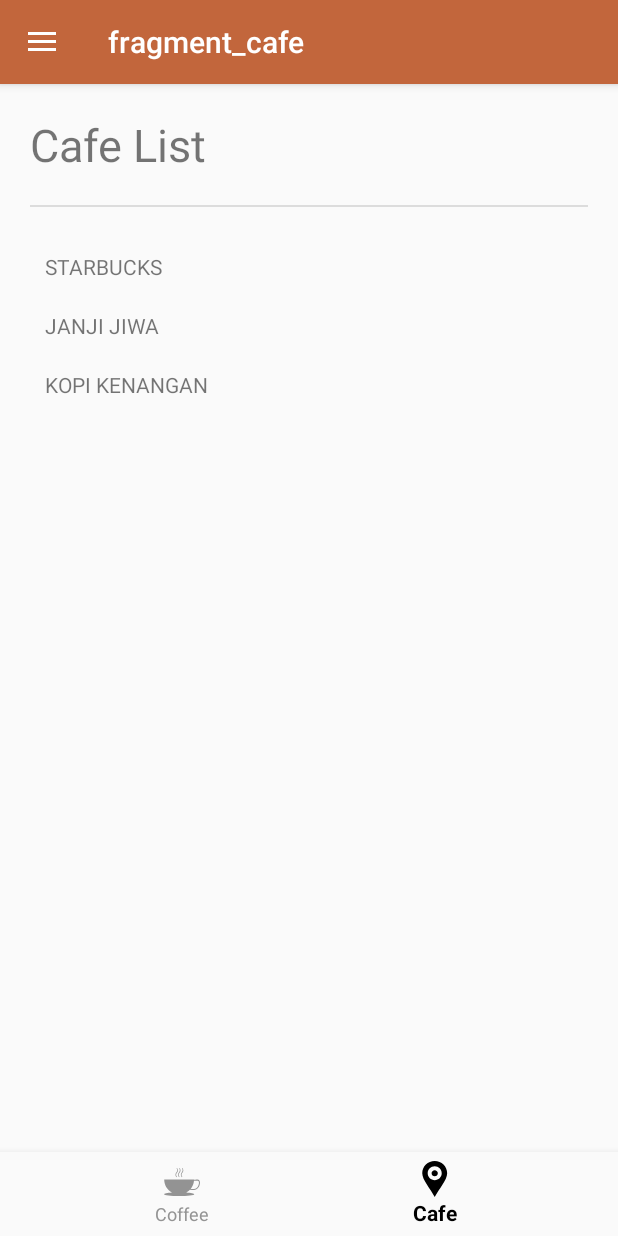
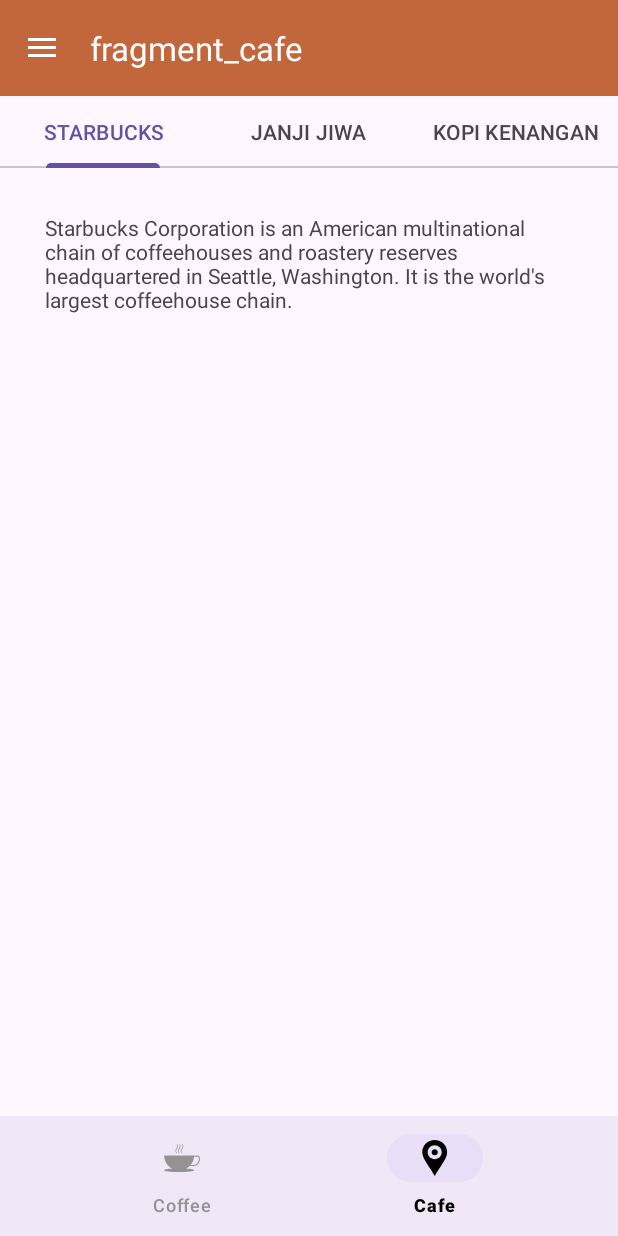
Before and after one commit to Ravel-zer/LAB_WEEK_04, an Android app: the screen it shows after launch (MainActivity), item 2 of the bottom bar chosen, on a phone screen of 412 x 824 dp. Run offline under Robolectric (Android 15) with nearby library versions, the phone set to English and light mode, and no system bars; our stand-ins replace navigation-ui.

Commit message:
Commit No. 3 – Tabbeb Navigation

```diff
--- a/app/build.gradle.kts
+++ b/app/build.gradle.kts
@@ -37,6 +37,7 @@ android {
 
 dependencies {
 
+    implementation("androidx.viewpager2:viewpager2:1.0.0")
     implementation("androidx.navigation:navigation-fragment-ktx:2.5.3")
     implementation("androidx.navigation:navigation-ui-ktx:2.5.3")
     implementation(libs.androidx.core.ktx)
--- a/app/src/main/AndroidManifest.xml
+++ b/app/src/main/AndroidManifest.xml
@@ -13,10 +13,10 @@
         android:theme="@style/Theme.LAB_WEEK_04">
         <activity
             android:name=".MainActivity"
-            android:exported="true"
-            android:theme="@style/Theme.NavigationDrawer.NoActionBar">
+            android:exported="true">
             <intent-filter>
                 <action android:name="android.intent.action.MAIN" />
+
                 <category android:name="android.intent.category.LAUNCHER" />
             </intent-filter>
         </activity>
--- /dev/null
+++ b/app/src/main/java/com/example/lab_week_04/CafeAdapter.kt
@@ -0,0 +1,29 @@
+package com.example.lab_week_04
+
+import androidx.fragment.app.Fragment
+import androidx.viewpager2.adapter.FragmentStateAdapter
+
+val TABS_FIXED = listOf(
+    R.string.starbucks_title,
+    R.string.janjijiwa_title,
+    R.string.kopikenangan_title
+)
+
+val TABS_CONTENT = listOf(
+    R.string.starbucks_desc,
+    R.string.janjijiwa_desc,
+    R.string.kopikenangan_desc
+)
+
+class CafeAdapter(fragment: Fragment) : FragmentStateAdapter(fragment) {
+
+    private val fragmentRef = fragment
+
+    override fun getItemCount(): Int = TABS_FIXED.size
+
+    override fun createFragment(position: Int): Fragment {
+        val contentResId = TABS_CONTENT[position]
+        val content = fragmentRef.requireContext().getString(contentResId)
+        return CafeDetailFragment.newInstance(content)
+    }
+}
--- /dev/null
+++ b/app/src/main/java/com/example/lab_week_04/CafeDetailFragment.kt
@@ -0,0 +1,43 @@
+package com.example.lab_week_04
+
+import android.os.Bundle
+import android.view.LayoutInflater
+import android.view.View
+import android.view.ViewGroup
+import android.widget.TextView
+import androidx.fragment.app.Fragment
+
+private const val TAB_CONTENT = "TAB_CONTENT"
+
+class CafeDetailFragment : Fragment() {
+
+    private var content: String? = null
+
+    override fun onCreate(savedInstanceState: Bundle?) {
+        super.onCreate(savedInstanceState)
+        arguments?.let {
+            content = it.getString(TAB_CONTENT)
+        }
+    }
+
+    override fun onCreateView(
+        inflater: LayoutInflater,
+        container: ViewGroup?,
+        savedInstanceState: Bundle?
+    ): View? {
+        return inflater.inflate(R.layout.fragment_cafe_detail, container, false)
+    }
+
+    override fun onViewCreated(view: View, savedInstanceState: Bundle?) {
+        super.onViewCreated(view, savedInstanceState)
+        view.findViewById<TextView>(R.id.content_description)?.text = content
+    }
+
+    companion object {
+        fun newInstance(content: String) = CafeDetailFragment().apply {
+            arguments = Bundle().apply {
+                putString(TAB_CONTENT, content)
+            }
+        }
+    }
+}
--- a/app/src/main/java/com/example/lab_week_04/CafeFragment.kt
+++ b/app/src/main/java/com/example/lab_week_04/CafeFragment.kt
@@ -1,59 +1,35 @@
 package com.example.lab_week_04
 
 import android.os.Bundle
-import androidx.fragment.app.Fragment
 import android.view.LayoutInflater
 import android.view.View
 import android.view.ViewGroup
+import androidx.fragment.app.Fragment
+import androidx.viewpager2.widget.ViewPager2
+import com.google.android.material.tabs.TabLayout
+import com.google.android.material.tabs.TabLayoutMediator
 
-// TODO: Rename parameter arguments, choose names that match
-// the fragment initialization parameters, e.g. ARG_ITEM_NUMBER
-private const val ARG_PARAM1 = "param1"
-private const val ARG_PARAM2 = "param2"
-
-/**
- * A simple [Fragment] subclass.
- * Use the [CafeFragment.newInstance] factory method to
- * create an instance of this fragment.
- */
 class CafeFragment : Fragment() {
-    // TODO: Rename and change types of parameters
-    private var param1: String? = null
-    private var param2: String? = null
-
-    override fun onCreate(savedInstanceState: Bundle?) {
-        super.onCreate(savedInstanceState)
-        arguments?.let {
-            param1 = it.getString(ARG_PARAM1)
-            param2 = it.getString(ARG_PARAM2)
-        }
-    }
 
     override fun onCreateView(
-        inflater: LayoutInflater, container: ViewGroup?,
+        inflater: LayoutInflater,
+        container: ViewGroup?,
         savedInstanceState: Bundle?
     ): View? {
-        // Inflate the layout for this fragment
         return inflater.inflate(R.layout.fragment_cafe, container, false)
     }
 
-    companion object {
-        /**
-         * Use this factory method to create a new instance of
-         * this fragment using the provided parameters.
-         *
-         * @param param1 Parameter 1.
-         * @param param2 Parameter 2.
-         * @return A new instance of fragment CafeFragment.
-         */
-        // TODO: Rename and change types and number of parameters
-        @JvmStatic
-        fun newInstance(param1: String, param2: String) =
-            CafeFragment().apply {
-                arguments = Bundle().apply {
-                    putString(ARG_PARAM1, param1)
-                    putString(ARG_PARAM2, param2)
-                }
-            }
+    override fun onViewCreated(view: View, savedInstanceState: Bundle?) {
+        super.onViewCreated(view, savedInstanceState)
+
+        val viewPager = view.findViewById<ViewPager2>(R.id.view_pager)
+        val tabLayout = view.findViewById<TabLayout>(R.id.tab_layout)
+
+        val adapter = CafeAdapter(this)
+        viewPager.adapter = adapter
+
+        TabLayoutMediator(tabLayout, viewPager) { tab, position ->
+            tab.text = resources.getString(TABS_FIXED[position])
+        }.attach()
     }
 }
--- a/app/src/main/res/layout/fragment_cafe.xml
+++ b/app/src/main/res/layout/fragment_cafe.xml
@@ -1,41 +1,23 @@
 <?xml version="1.0" encoding="utf-8"?>
-<ScrollView xmlns:android="http://schemas.android.com/apk/res/android"
-    xmlns:tools="http://schemas.android.com/tools"
+<LinearLayout
+    xmlns:android="http://schemas.android.com/apk/res/android"
+    xmlns:app="http://schemas.android.com/apk/res-auto"
     android:layout_width="match_parent"
     android:layout_height="match_parent"
-    tools:context=".CafeFragment"
-    android:padding="20dp">
-    <LinearLayout
+    android:orientation="vertical">
+
+    <com.google.android.material.tabs.TabLayout
+        android:id="@+id/tab_layout"
         android:layout_width="match_parent"
         android:layout_height="wrap_content"
-        android:orientation="vertical">
-        <TextView
-            android:layout_width="match_parent"
-            android:layout_height="wrap_content"
-            android:textSize="30sp"
-            android:text="@string/cafe_list"/>
-        <View
-            android:layout_width="match_parent"
-            android:layout_height="1dp"
-            android:layout_marginVertical="20dp"
-            android:background="?android:attr/dividerVertical" />
-        <TextView
-            android:id="@+id/affogato"
-            android:layout_width="match_parent"
-            android:layout_height="wrap_content"
-            android:padding="10dp"
-            android:text="@string/starbucks_title"/>
-        <TextView
-            android:id="@+id/americano"
-            android:layout_width="match_parent"
-            android:layout_height="wrap_content"
-            android:padding="10dp"
-            android:text="@string/janjijiwa_title"/>
-        <TextView
-            android:id="@+id/latte"
-            android:layout_width="match_parent"
-            android:layout_height="wrap_content"
-            android:padding="10dp"
-            android:text="@string/kopikenangan_title"/>
-    </LinearLayout>
-</ScrollView>
+        app:tabIndicatorFullWidth="false"
+        app:tabGravity="fill"
+        app:tabMode="fixed" />
+
+    <androidx.viewpager2.widget.ViewPager2
+        android:id="@+id/view_pager"
+        android:layout_width="match_parent"
+        android:layout_height="0dp"
+        android:layout_weight="1" />
+
+</LinearLayout>
--- /dev/null
+++ b/app/src/main/res/layout/fragment_cafe_detail.xml
@@ -0,0 +1,14 @@
+<?xml version="1.0" encoding="utf-8"?>
+<FrameLayout
+    xmlns:android="http://schemas.android.com/apk/res/android"
+    xmlns:tools="http://schemas.android.com/tools"
+    android:layout_width="match_parent"
+    android:layout_height="match_parent"
+    tools:context=".CafeDetailFragment"
+    android:padding="30dp">
+    <TextView
+        android:id="@+id/content_description"
+        android:layout_width="match_parent"
+        android:layout_height="match_parent"
+        android:text="" />
+</FrameLayout>
--- a/app/src/main/res/layout/fragment_favorites.xml
+++ b/app/src/main/res/layout/fragment_favorites.xml
@@ -4,29 +4,39 @@
     xmlns:app="http://schemas.android.com/apk/res-auto"
     android:layout_width="match_parent"
     android:layout_height="match_parent"
-    tools:context=".FavoritesFragment"
-    android:padding="20dp">
+    android:padding="20dp"
+    tools:context=".FavoritesFragment">
+
     <LinearLayout
         android:layout_width="match_parent"
         android:layout_height="wrap_content"
         android:orientation="vertical">
+
+        <!-- Title -->
         <TextView
             android:layout_width="match_parent"
             android:layout_height="wrap_content"
             android:textSize="30sp"
-            android:text="@string/coffee_favorites"/>
+            android:textStyle="bold"
+            android:text="@string/coffee_favorites"
+            android:paddingBottom="10dp"/>
+
+        <!-- Divider -->
         <View
             android:layout_width="match_parent"
             android:layout_height="1dp"
-            android:layout_marginVertical="20dp"
-            android:background="?android:attr/dividerVertical" />
+            android:layout_marginVertical="16dp"
+            android:background="?android:attr/listDivider" />
+
+        <!-- Favorite Coffee Example -->
         <TextView
             android:id="@+id/latte"
             android:layout_width="match_parent"
             android:layout_height="wrap_content"
             android:padding="10dp"
             android:text="@string/latte_title"
-            app:drawableStartCompat ="@drawable/favorite"
-            android:drawablePadding="10dp"/>
+            android:drawableStart="@drawable/favorite"
+            android:drawablePadding="10dp"
+            android:gravity="center_vertical"/>
     </LinearLayout>
 </ScrollView>
--- a/app/src/main/res/values/strings.xml
+++ b/app/src/main/res/values/strings.xml
@@ -8,8 +8,7 @@
     <string name="affogato_desc">Espresso poured on a vanilla ice cream. Served in a
 cappuccino cup.</string>
     <string name="americano_title">AMERICANO</string>
-    <string name="americano_desc">Espresso with added hot water (100-150 ml). Often
-        served in a cappuccino cup. (The espresso is added into the hot water rather than
+    <string name="americano_desc">Espresso with added hot water (100-150 ml). Often served in a cappuccino cup. (The espresso is added into the hot water rather than
 all the water being flowed through the coffee that would lead to over
 extraction.)</string>
     <string name="latte_title">CAFFE LATTE</string>
@@ -22,8 +21,20 @@ latte glass or a coffee cup. Flavoured syrup can be added.</string>
     <string name="bottom_menu_coffee">Coffee</string>
     <string name="bottom_menu_cafe">Cafe</string>
     <string name="starbucks_title">STARBUCKS</string>
+    <string name="starbucks_desc">Starbucks Corporation is an American multinational
+    chain of coffeehouses and roastery reserves headquartered in Seattle, Washington.
+    It is the world\'s largest coffeehouse chain.</string>
     <string name="janjijiwa_title">JANJI JIWA</string>
+    <string name="janjijiwa_desc">It is undeniable that Janji Jiwa outlets have
+spread to various corners. Janji Jiwa is a local coffee brand that is popular among
+students, students, workers and even families. Carrying the jargon "coffee from the
+heart", Janji Jiwa is committed to serving coffee with a classic taste for coffee
+lovers.</string>
     <string name="kopikenangan_title">KOPI KENANGAN</string>
-    <!-- TODO: Remove or change this placeholder text -->
+    <string name="kopikenangan_desc">At Kopi Kenangan, their dream is to serve high
+quality coffee, made with the freshest local ingredients to customers across
+Indonesia - and the rest of the world</string>
     <string name="hello_blank_fragment">Hello blank fragment</string>
+
+
 </resources>
```
